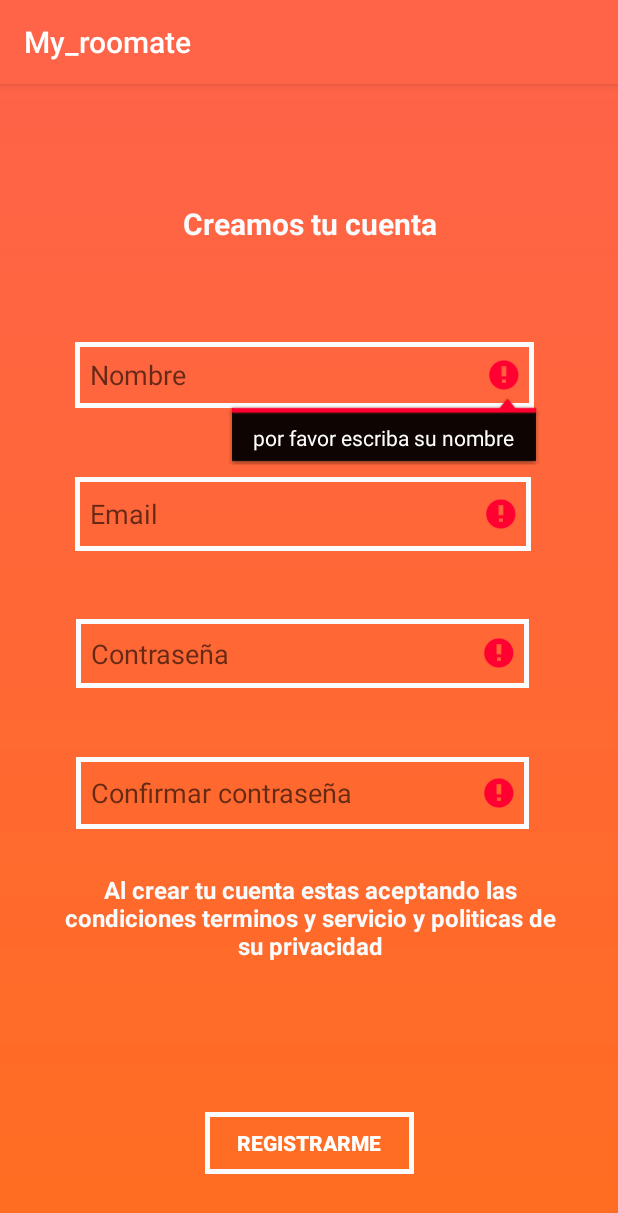
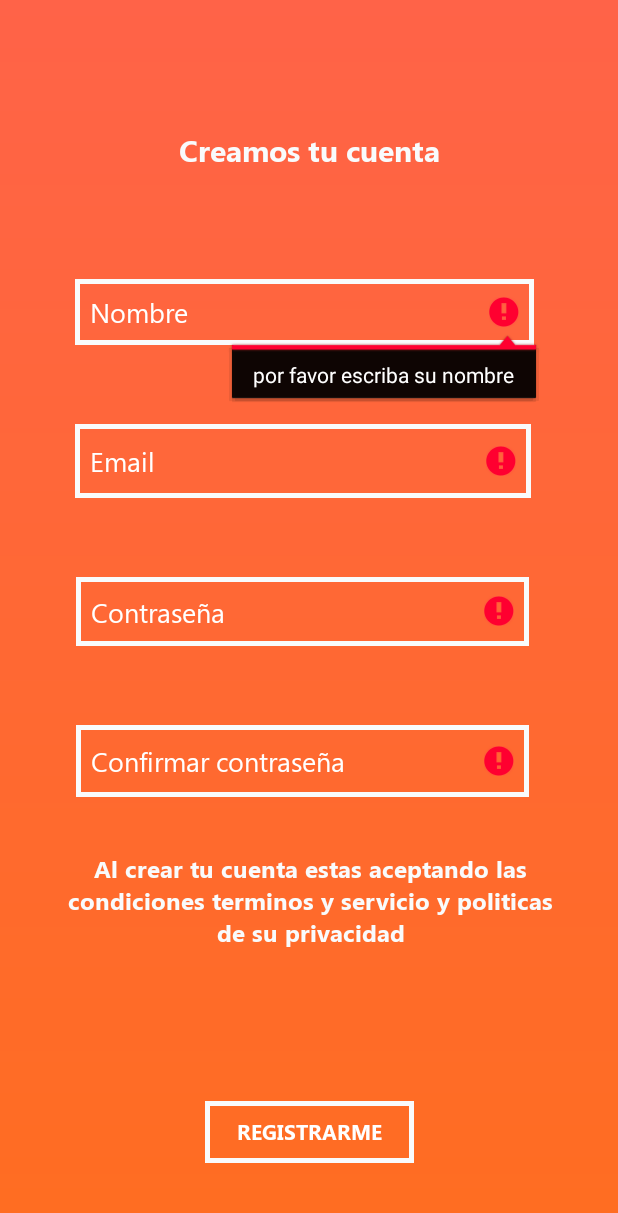
Before and after one commit to LeonardoCG/My_roomate, an Android app: the screen it shows after launch (registro), after a tap on "REGISTRARME", on a phone screen of 412 x 824 dp. Shown: the top 1213 px of the screen. Run offline under Robolectric (Android 15) with nearby library versions, the phone set to English and light mode, and no system bars.

Commit message:
Ajustes del Merge Registro|Master -Conexión de Registro con explorar -Cambio de Fonts en los layouts de Registro -Eliminaciónd del toolbar

```diff
--- a/app/src/main/java/com/example/my_roomate/registro.java
+++ b/app/src/main/java/com/example/my_roomate/registro.java
@@ -3,9 +3,11 @@ package com.example.my_roomate;
 import androidx.appcompat.app.AppCompatActivity;
 
 import android.content.Context;
+import android.content.Intent;
 import android.content.SharedPreferences;
 import android.os.Bundle;
 import android.util.Patterns;
+import android.view.WindowManager;
 import android.widget.EditText;
 import android.view.View;
 import android.widget.Toast;
@@ -22,6 +24,9 @@ public class registro extends AppCompatActivity {
     protected void onCreate(Bundle savedInstanceState) {
         super.onCreate(savedInstanceState);
         setContentView(R.layout.activity_registro);
+        //espero que desaparezca el toolbar sin el cuadro feo jajaja
+        this.getWindow().setFlags(WindowManager.LayoutParams.FLAG_FULLSCREEN,WindowManager.LayoutParams.FLAG_FULLSCREEN);
+        getSupportActionBar().hide();
 
 
         et_nombre = (EditText)findViewById(R.id.text_nombre);
@@ -43,18 +48,22 @@ public class registro extends AppCompatActivity {
         obj_editor.putString(nombre,confirmar);
         obj_editor.commit();
 
-        Toast.makeText(this, "El contacto ha sido guardado", Toast.LENGTH_LONG).show();
+        //Toast.makeText(this, "El contacto ha sido guardado", Toast.LENGTH_LONG).show();
 
         inicialise ();
         if (!validate()) {
             Toast.makeText(this,"no se registro",Toast.LENGTH_SHORT).show();
         }
         else {
-            AsignacionSuceso();
+            successRegistro();
         }
     }
-    public void AsignacionSuceso() {
-
+    public void successRegistro() {
+        //cuando el registro es correcto te manda a explorar (es provosional)
+        Intent intent = new Intent(this, menu_nav.class);
+        startActivity(intent);
+        String msg_welcome = "Bienvenido " + nombre;
+        Toast.makeText(this, msg_welcome, Toast.LENGTH_LONG).show();
     }
     public boolean validate () {
         boolean valid = true;
--- a/app/src/main/res/layout/activity_registro.xml
+++ b/app/src/main/res/layout/activity_registro.xml
@@ -28,6 +28,7 @@
         android:textColor="@color/container_white"
         android:textSize="20sp"
         android:textStyle="bold"
+        android:fontFamily="@font/segoe_ui_bold"
         app:layout_constraintBottom_toTopOf="@+id/text_nombre"
         app:layout_constraintEnd_toEndOf="parent"
         app:layout_constraintStart_toStartOf="parent"
@@ -45,6 +46,8 @@
         android:ems="10"
         android:hint="@string/text_nombre"
         android:inputType="textPersonName"
+        android:fontFamily="@font/segoeui"
+        android:textColorHint="@color/icons"
         android:textColor="@color/container_white"
         app:layout_constraintBottom_toTopOf="@+id/text_correo"
         app:layout_constraintEnd_toEndOf="parent"
@@ -63,6 +66,8 @@
         android:hint="@string/text_correo"
         android:inputType="textEmailAddress"
         android:textColor="@color/container_white"
+        android:fontFamily="@font/segoeui"
+        android:textColorHint="@color/icons"
         app:layout_constraintBottom_toTopOf="@+id/text_contraseña"
         app:layout_constraintEnd_toEndOf="parent"
         app:layout_constraintStart_toStartOf="parent"
@@ -79,6 +84,9 @@
         android:ems="10"
         android:hint="@string/text_contraseña"
         android:inputType="textPassword"
+        android:fontFamily="@font/segoeui"
+        android:textColorHint="@color/icons"
+        android:textColorHighlight="@color/icons"
         app:layout_constraintBottom_toTopOf="@+id/text_contraseñaconf"
         app:layout_constraintEnd_toEndOf="parent"
         app:layout_constraintStart_toStartOf="parent"
@@ -95,6 +103,9 @@
         android:ems="10"
         android:hint="@string/text_contraseñaconf"
         android:inputType="textPassword"
+        android:fontFamily="@font/segoeui"
+        android:textColorHint="@color/icons"
+        android:textColorHighlight="@color/icons"
         app:layout_constraintBottom_toTopOf="@+id/textView2"
         app:layout_constraintEnd_toEndOf="parent"
         app:layout_constraintStart_toStartOf="parent"
@@ -130,6 +141,7 @@
         android:text="Al crear tu cuenta estas aceptando las condiciones terminos y servicio y politicas de su privacidad"
         android:textColor="@color/container_white"
         android:textStyle="bold"
+        android:fontFamily="@font/segoe_ui_bold"
         app:layout_constraintBottom_toTopOf="@+id/bto_registrar"
         app:layout_constraintEnd_toEndOf="parent"
         app:layout_constraintHorizontal_bias="0.571"
@@ -148,6 +160,7 @@
         android:onClick="Guardar"
         android:text="@string/bto_registrar"
         android:textStyle="bold"
+        android:fontFamily="@font/segoe_ui_bold"
         app:layout_constraintBottom_toBottomOf="parent"
         app:layout_constraintEnd_toEndOf="parent"
         app:layout_constraintStart_toStartOf="parent"
```
